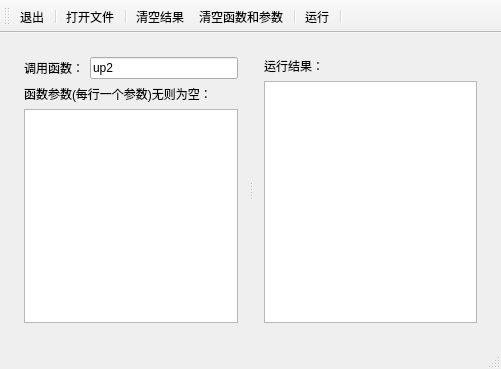
This is JavaScript_QT_QScript_Demo/mainwindow.ui in bbxytl/LeanDemos as Qt 5 draws it before an edit. The edited form follows.
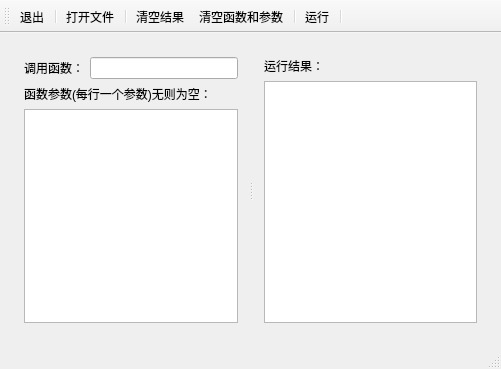
This is the edited form.

The edit to the form file:
```diff
--- a/JavaScript_QT_QScript_Demo/mainwindow.ui
+++ b/JavaScript_QT_QScript_Demo/mainwindow.ui
@@ -91,6 +91,9 @@
          <layout class="QVBoxLayout" name="verticalLayout_4">
           <item>
            <widget class="QSplitter" name="splitter">
+            <property name="frameShape">
+             <enum>QFrame::NoFrame</enum>
+            </property>
             <property name="orientation">
              <enum>Qt::Horizontal</enum>
             </property>
@@ -108,7 +111,7 @@
                 <item>
                  <widget class="QLineEdit" name="lineEdit_Fun">
                   <property name="text">
-                   <string>up2</string>
+                   <string/>
                   </property>
                  </widget>
                 </item>
```
